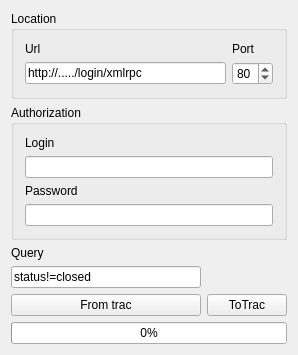
This is tractoprojectintegration/0.11/trac2project/trac2project.ui in woochica/trachacks as Qt 5 draws it before an edit. The edited form follows.
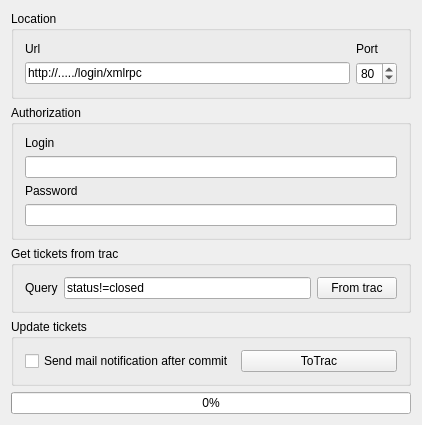
This is the edited form.

Commit message: add notify checkBox to UI

```diff
--- a/tractoprojectintegration/0.11/trac2project/trac2project.ui
+++ b/tractoprojectintegration/0.11/trac2project/trac2project.ui
@@ -5,27 +5,14 @@
    <rect>
     <x>0</x>
     <y>0</y>
-    <width>298</width>
-    <height>327</height>
+    <width>422</width>
+    <height>409</height>
    </rect>
   </property>
   <property name="windowTitle" >
    <string>trac2project</string>
   </property>
   <layout class="QGridLayout" name="gridLayout" >
-   <item row="10" column="0" >
-    <spacer name="verticalSpacer" >
-     <property name="orientation" >
-      <enum>Qt::Vertical</enum>
-     </property>
-     <property name="sizeHint" stdset="0" >
-      <size>
-       <width>20</width>
-       <height>40</height>
-      </size>
-     </property>
-    </spacer>
-   </item>
    <item row="6" column="0" colspan="2" >
     <widget class="QGroupBox" name="groupBox" >
      <property name="title" >
@@ -96,40 +83,104 @@
      </layout>
     </widget>
    </item>
-   <item row="9" column="0" >
-    <widget class="QPushButton" name="m_createXml" >
-     <property name="text" >
-      <string>From trac</string>
-     </property>
-    </widget>
-   </item>
-   <item row="11" column="0" colspan="2" >
+   <item row="14" column="0" colspan="2" >
     <widget class="QProgressBar" name="m_progressBar" >
      <property name="value" >
       <number>0</number>
      </property>
     </widget>
    </item>
-   <item row="9" column="1" >
-    <widget class="QPushButton" name="m_toTrac" >
-     <property name="text" >
-      <string>ToTrac</string>
+   <item row="9" column="0" colspan="2" >
+    <widget class="QGroupBox" name="groupBox_3" >
+     <property name="title" >
+      <string>Get tickets from trac</string>
      </property>
+     <layout class="QHBoxLayout" name="horizontalLayout_2" >
+      <item>
+       <widget class="QLabel" name="label_5" >
+        <property name="text" >
+         <string>Query</string>
+        </property>
+       </widget>
+      </item>
+      <item>
+       <widget class="QLineEdit" name="m_query" >
+        <property name="text" >
+         <string>status!=closed</string>
+        </property>
+       </widget>
+      </item>
+      <item>
+       <widget class="QPushButton" name="m_createXml" >
+        <property name="text" >
+         <string>From trac</string>
+        </property>
+       </widget>
+      </item>
+     </layout>
+    </widget>
+   </item>
+   <item row="11" column="0" colspan="2" >
+    <widget class="QGroupBox" name="groupBox_4" >
+     <property name="title" >
+      <string>Update tickets </string>
+     </property>
+     <layout class="QHBoxLayout" name="horizontalLayout_3" >
+      <item>
+       <widget class="QCheckBox" name="m_notifycheckBox" >
+        <property name="text" >
+         <string>Send mail notification after commit</string>
+        </property>
+       </widget>
+      </item>
+      <item>
+       <widget class="QPushButton" name="m_toTrac" >
+        <property name="text" >
+         <string>ToTrac</string>
+        </property>
+       </widget>
+      </item>
+     </layout>
     </widget>
    </item>
    <item row="8" column="0" >
-    <widget class="QLineEdit" name="m_query" >
-     <property name="text" >
-      <string>status!=closed</string>
+    <spacer name="verticalSpacer" >
+     <property name="orientation" >
+      <enum>Qt::Vertical</enum>
      </property>
-    </widget>
+     <property name="sizeHint" stdset="0" >
+      <size>
+       <width>20</width>
+       <height>40</height>
+      </size>
+     </property>
+    </spacer>
    </item>
-   <item row="7" column="0" >
-    <widget class="QLabel" name="label_5" >
-     <property name="text" >
-      <string>Query</string>
+   <item row="10" column="0" >
+    <spacer name="verticalSpacer_2" >
+     <property name="orientation" >
+      <enum>Qt::Vertical</enum>
      </property>
-    </widget>
+     <property name="sizeHint" stdset="0" >
+      <size>
+       <width>20</width>
+       <height>40</height>
+      </size>
+     </property>
+    </spacer>
+   </item>
+   <item row="12" column="1" >
+    <spacer name="verticalSpacer_3" >
+     <property name="orientation" >
+      <enum>Qt::Vertical</enum>
+     </property>
+     <property name="sizeHint" stdset="0" >
+      <size>
+       <width>20</width>
+       <height>40</height>
+      </size>
+     </property>
+    </spacer>
    </item>
   </layout>
  </widget>
```
The commit also changes 2 other files.
